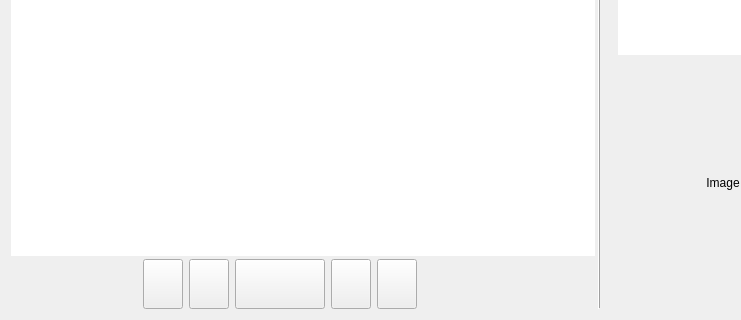
This is caesiumph.ui in Lymphatus/CaesiumPH as Qt 5 draws it before an edit; both pictures show x 0 to 741 and y 186 to 506 of the 883 by 506 pixel window. The edited form follows.
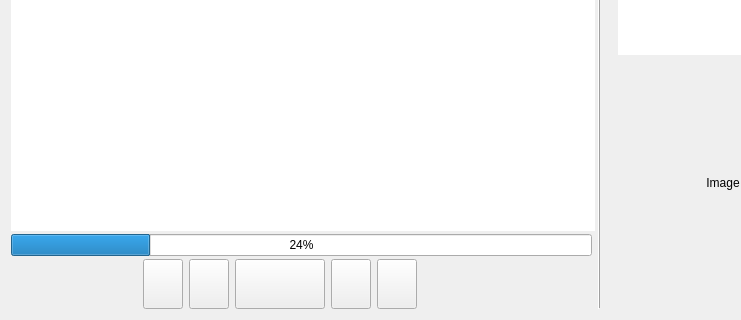
This is the edited form. Icons and pictures are not drawn.

```diff
--- a/caesiumph.ui
+++ b/caesiumph.ui
@@ -96,7 +96,7 @@
       </column>
      </widget>
     </item>
-    <item row="1" column="0" colspan="2">
+    <item row="2" column="0" colspan="2">
      <layout class="QHBoxLayout" name="horizontalLayout">
       <item>
        <spacer name="horizontalSpacer">
@@ -294,7 +294,7 @@
       </item>
      </layout>
     </item>
-    <item row="0" column="2" rowspan="2">
+    <item row="0" column="2" rowspan="3">
      <widget class="Line" name="sidePanelLine">
       <property name="frameShadow">
        <enum>QFrame::Raised</enum>
@@ -304,6 +304,13 @@
       </property>
      </widget>
     </item>
+    <item row="1" column="0">
+     <widget class="QProgressBar" name="progressBar">
+      <property name="value">
+       <number>24</number>
+      </property>
+     </widget>
+    </item>
    </layout>
   </widget>
   <widget class="QMenuBar" name="menuBar">
@@ -312,7 +319,7 @@
      <x>0</x>
      <y>0</y>
      <width>883</width>
-     <height>22</height>
+     <height>21</height>
     </rect>
    </property>
    <widget class="QMenu" name="menuFile">
```
